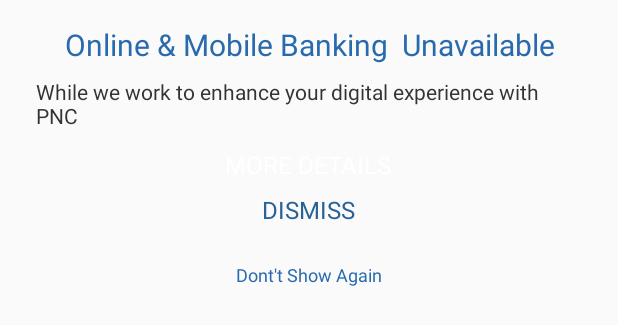
After one commit to ganeshhsb/DigitalDairy, an Android app built with Jetpack Compose: the layout pre_migration_bottom_sheet.xml on its own in the app's theme, with its tools: preview values and no code run, on a phone screen of 412 x 824 dp. The commit adds this screen. Shown: the top 325 px of the screen. Run offline under Robolectric (Android 15) with nearby library versions, the phone set to English and light mode, and no system bars.

Commit message:
Code cleanup

```diff
--- a/LaboursDairy/src/main/java/com/digitaldairy/common/CommonComposables.kt
+++ b/LaboursDairy/src/main/java/com/digitaldairy/common/CommonComposables.kt
@@ -5,7 +5,6 @@ import androidx.compose.foundation.layout.padding
 import androidx.compose.material.icons.Icons
 import androidx.compose.material.icons.filled.ArrowBack
 import androidx.compose.material.icons.filled.Close
-import androidx.compose.material.icons.filled.Done
 import androidx.compose.material.icons.filled.Edit
 import androidx.compose.material.icons.filled.Menu
 import androidx.compose.material3.*
@@ -73,7 +72,7 @@ fun AppToolbar(
         },
         actions = {
             if (canEdit)
-                ToolbarButton(Icons.Filled.Done) { onDoneClick?.invoke() }
+                ToolbarButton(Icons.Filled.Close) { onDoneClick?.invoke() }
             else if (showEditIcon) {
                 ToolbarButton(Icons.Filled.Edit) { onEditClick?.invoke() }
             }
--- a/app/build.gradle.kts
+++ b/app/build.gradle.kts
@@ -67,11 +67,11 @@ dependencies {
     compose()
     room()
     hilt()
+    implementation("androidx.constraintlayout:constraintlayout:2.1.4")
     composeTesting()
     roomTesting()
     unitTest()
-    implementation("io.reactivex.rxjava3:rxjava:3.0.0")
-    implementation("io.reactivex.rxjava3:rxandroid:3.0.0")
+    rxjava()
 }
 
 // Allow references to generated code
--- /dev/null
+++ b/app/src/main/res/layout/pre_migration_bottom_sheet.xml
@@ -0,0 +1,73 @@
+<?xml version="1.0" encoding="utf-8"?>
+<LinearLayout xmlns:android="http://schemas.android.com/apk/res/android"
+    xmlns:app="http://schemas.android.com/apk/res-auto"
+    android:layout_width="match_parent"
+    android:layout_height="match_parent"
+    android:orientation="vertical"
+    android:padding="16dp">
+
+    <androidx.appcompat.widget.AppCompatTextView
+        android:id="@+id/title"
+        android:layout_width="match_parent"
+        android:layout_height="wrap_content"
+        android:gravity="center"
+        android:text="Online &amp; Mobile Banking  Unavailable"
+        android:textColor="#296aac"
+        android:textSize="20sp"
+        app:layout_constraintEnd_toEndOf="parent"
+        app:layout_constraintStart_toStartOf="parent"
+        app:layout_constraintTop_toTopOf="parent" />
+
+    <androidx.appcompat.widget.AppCompatTextView
+        android:id="@+id/message"
+        android:layout_width="match_parent"
+        android:layout_height="wrap_content"
+        android:layout_marginTop="8dp"
+        android:paddingLeft="8dp"
+        android:paddingRight="8dp"
+        android:text="While we work to enhance your digital experience with PNC"
+        android:textColor="#333333"
+        android:textSize="14sp"
+        app:layout_constraintEnd_toEndOf="parent"
+        app:layout_constraintStart_toStartOf="parent"
+        app:layout_constraintTop_toBottomOf="@+id/title" />
+
+    <androidx.appcompat.widget.AppCompatButton
+        android:id="@+id/more_details"
+        android:layout_width="wrap_content"
+        android:layout_height="wrap_content"
+        android:layout_marginTop="12dp"
+        android:text="MORE DETAILS"
+        android:textColor="@color/white"
+        android:layout_gravity="center"
+        android:textSize="16sp"
+        app:layout_constraintEnd_toEndOf="parent"
+        app:layout_constraintStart_toStartOf="parent"
+        app:layout_constraintTop_toBottomOf="@+id/message" />
+
+    <androidx.appcompat.widget.AppCompatButton
+        android:id="@+id/dismiss"
+        android:layout_width="wrap_content"
+        android:layout_height="wrap_content"
+        android:layout_marginTop="8dp"
+        android:text="DISMISS"
+        android:layout_gravity="center"
+        android:textColor="#296296"
+        android:textSize="16sp"
+        app:layout_constraintEnd_toEndOf="parent"
+        app:layout_constraintStart_toStartOf="parent"
+        app:layout_constraintTop_toBottomOf="@+id/more_details" />
+
+    <androidx.appcompat.widget.AppCompatTextView
+        android:id="@+id/dont_show_again"
+        android:layout_width="wrap_content"
+        android:layout_gravity="center"
+        android:layout_height="wrap_content"
+        android:layout_marginTop="24dp"
+        android:text="Dont't Show Again"
+        android:textColor="#296aac"
+        android:textSize="12sp"
+        app:layout_constraintEnd_toEndOf="parent"
+        app:layout_constraintStart_toStartOf="parent"
+        app:layout_constraintTop_toBottomOf="@+id/dismiss" />
+</LinearLayout>
--- a/buildSrc/src/main/kotlin/Versions.kt
+++ b/buildSrc/src/main/kotlin/Versions.kt
@@ -3,4 +3,7 @@ object Versions {
     const val hiltVersion = "2.51"
     const val roomVersion = "2.5.2"
     const val bomVersion = "2023.08.00"
+    const val rxJavaVersion = "3.0.0"
+    const val mockitoKotlinVersion = "5.2.1"
+    const val mockitoVersion = "2.21.0"
 }
```
Also changed, not shown: LaboursDairy/src/main/java/com/digitaldairy/labour/listing/PeopleEntryScreen.kt (+15 -7 lines), app/src/main/java/com/digitaldairy/MainActivity.kt (+49 -19 lines), buildSrc/src/main/kotlin/Dependencies.kt (+25 -0 lines).
